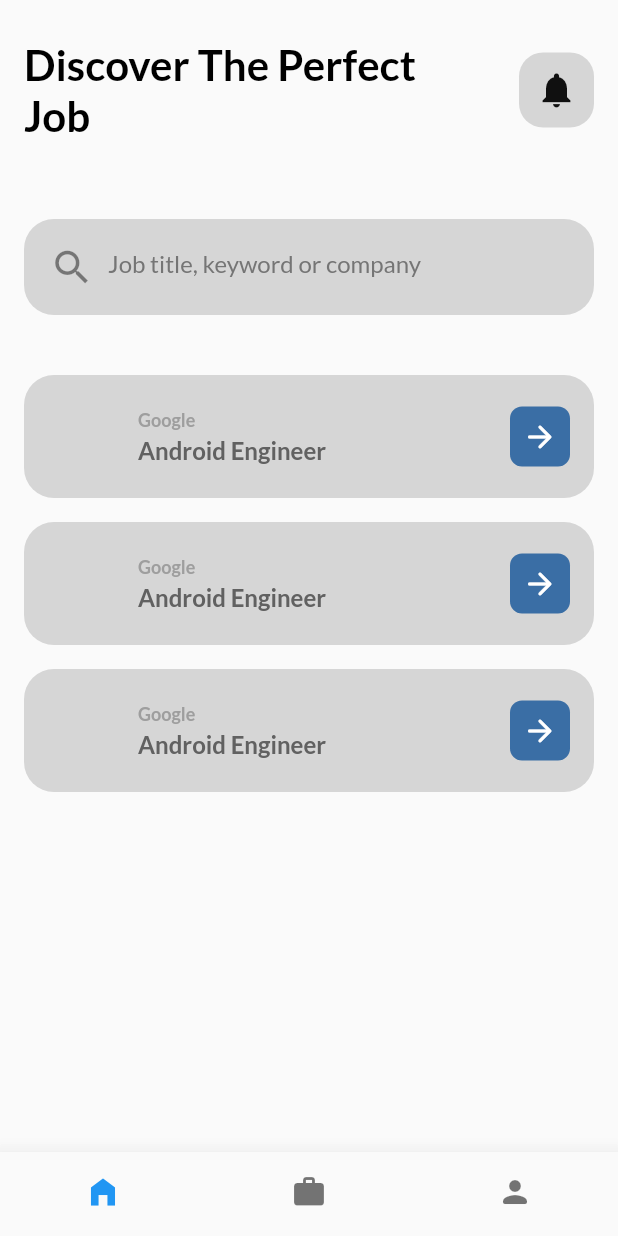
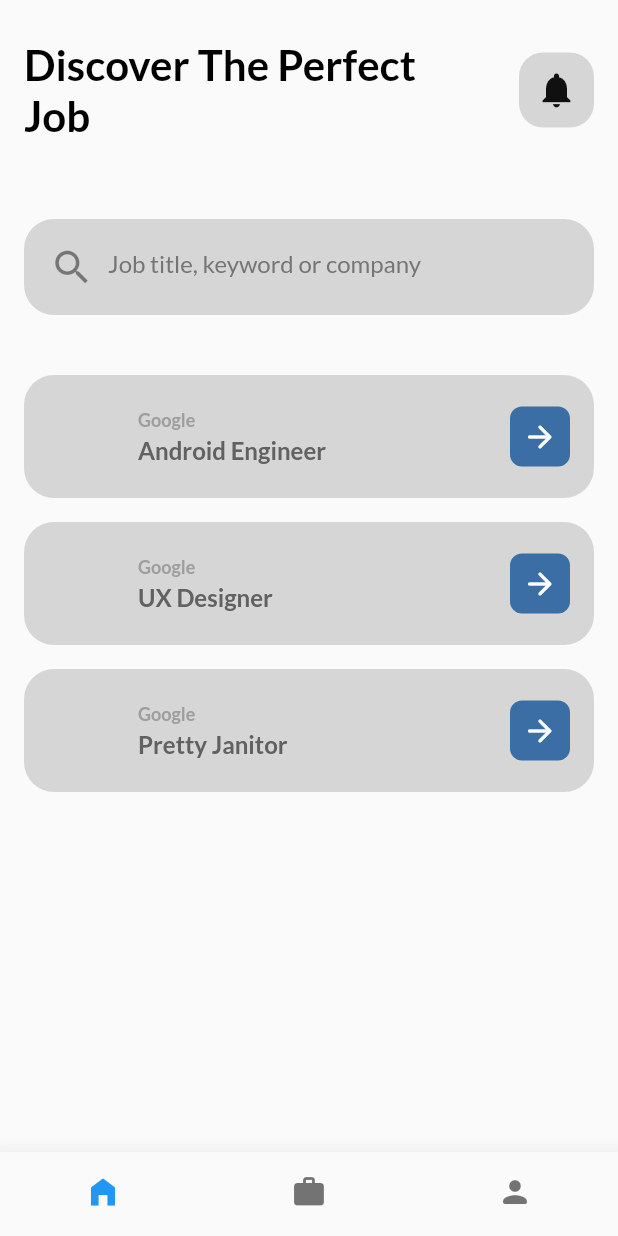
Before and after one commit to miles-pudge-halter/flutter-job-seeker, a Flutter app: the DashboardPage screen opened by its route, on a phone screen of 412 x 824 dp. Run offline on Flutter 3.47's test engine with Material 2 defaults, Android fonts, the light colour scheme and no system bars; our stand-ins replace equatable, flutter_svg, get, google_fonts; network calls fail; grey boxes are pictures that could not be loaded.

Commit message:
feat(home-tab-ui): Map controller fake data to hometab job list

```diff
--- /dev/null
+++ b/lib/data/models/job_model.dart
@@ -0,0 +1,47 @@
+import 'package:equatable/equatable.dart';
+import 'package:json_annotation/json_annotation.dart';
+
+part 'job_model.g.dart';
+
+@JsonSerializable()
+class JobModel extends Equatable {
+  final String id;
+  final String role;
+  @JsonKey(name: 'company_name')
+  final String companyName;
+  @JsonKey(name: 'company_num_employees')
+  final String? numberOfEmployees;
+  @JsonKey(name: 'employment_type')
+  final String? employmentType;
+  final bool remote;
+  final String? logo;
+  final String? url;
+  final String? text;
+  @JsonKey(name: 'date_posted')
+  final String datePosted;
+  final List<String> keywords;
+  final String? source;
+
+  JobModel({
+    required this.id,
+    required this.role,
+    required this.companyName,
+    required this.datePosted,
+    required this.keywords,
+    required this.remote,
+    this.numberOfEmployees,
+    this.employmentType,
+    this.logo,
+    this.url,
+    this.text,
+    this.source,
+  });
+
+  @override
+  List<Object> get props => ['id'];
+
+  factory JobModel.fromJson(Map<String, dynamic> json) =>
+      _$JobModelFromJson(json);
+
+  Map<String, dynamic> toJson() => _$JobModelToJson(this);
+}
--- a/lib/feature/dashboard/binding/dashboard_binding.dart
+++ b/lib/feature/dashboard/binding/dashboard_binding.dart
@@ -1,9 +1,11 @@
 import 'package:get/get.dart';
 import 'package:job_seeker/feature/dashboard/controller/dashboard_controller.dart';
+import 'package:job_seeker/feature/dashboard/tabs/home/controller/home_controller.dart';
 
 class DashboardBinding extends Bindings {
   @override
   void dependencies() {
     Get.put(DashboardController());
+    Get.put(HomeController());
   }
 }
--- /dev/null
+++ b/lib/feature/dashboard/tabs/home/controller/home_controller.dart
@@ -0,0 +1,48 @@
+import 'package:get/get.dart';
+import 'package:job_seeker/data/models/job_model.dart';
+
+class HomeController extends GetxController {
+  RxList<JobModel> jobs = RxList.empty();
+
+
+  @override
+  void onInit() {
+    fetchJobs();
+    super.onInit();
+  }
+
+  fetchJobs() {
+    jobs.value = [
+      JobModel(
+        id: '1',
+        role: 'Android Engineer',
+        companyName: 'Google',
+        datePosted: '1/1/1999',
+        keywords: ['keywords'],
+        remote: false,
+        logo:
+            'https://myplaceloungechiangmai.com/wp-content/uploads/2015/02/google-logo-icon-PNG-Transparent-Background.png',
+      ),
+      JobModel(
+        id: '2',
+        role: 'UX Designer',
+        companyName: 'Google',
+        datePosted: '1/1/1999',
+        keywords: ['keywords'],
+        remote: false,
+        logo:
+        'https://myplaceloungechiangmai.com/wp-content/uploads/2015/02/google-logo-icon-PNG-Transparent-Background.png',
+      ),
+      JobModel(
+        id: '3',
+        role: 'Pretty Janitor',
+        companyName: 'Google',
+        datePosted: '1/1/1999',
+        keywords: ['keywords'],
+        remote: false,
+        logo:
+        'https://myplaceloungechiangmai.com/wp-content/uploads/2015/02/google-logo-icon-PNG-Transparent-Background.png',
+      ),
+    ];
+  }
+}
--- a/lib/feature/dashboard/tabs/home_tab.dart
+++ b/lib/feature/dashboard/tabs/home/view/home_tab.dart
@@ -1,5 +1,7 @@
 import 'package:flutter/material.dart';
+import 'package:get/get.dart';
 import 'package:job_seeker/Constants.dart';
+import 'package:job_seeker/feature/dashboard/tabs/home/controller/home_controller.dart';
 import 'package:job_seeker/feature/shared/job_card.dart';
 
 class HomeTab extends StatelessWidget {
@@ -7,6 +9,7 @@ class HomeTab extends StatelessWidget {
 
   @override
   Widget build(BuildContext context) {
+    final HomeController controller = Get.find<HomeController>();
     return SingleChildScrollView(
       child: Column(
         children: [
@@ -16,14 +19,14 @@ class HomeTab extends StatelessWidget {
           _buildSearchBox(),
           Padding(
             padding: const EdgeInsets.all(16),
-            child: ListView(
-              shrinkWrap: true,
-              children: [
-                JobCard(),
-                JobCard(),
-                JobCard(),
-              ],
-            ),
+            child: Obx(() {
+              return ListView(
+                shrinkWrap: true,
+                children: controller.jobs.value
+                    .map((job) => JobCard(job: job))
+                    .toList(),
+              );
+            }),
           ),
         ],
       ),
--- a/lib/feature/dashboard/view/dashboard_page.dart
+++ b/lib/feature/dashboard/view/dashboard_page.dart
@@ -1,7 +1,7 @@
 import 'package:flutter/material.dart';
 import 'package:get/get.dart';
 import 'package:job_seeker/feature/dashboard/controller/dashboard_controller.dart';
-import 'package:job_seeker/feature/dashboard/tabs/home_tab.dart';
+import 'package:job_seeker/feature/dashboard/tabs/home/view/home_tab.dart';
 import 'package:job_seeker/feature/dashboard/tabs/job_tab.dart';
 import 'package:job_seeker/feature/dashboard/tabs/profile_tab.dart';
 
--- a/lib/feature/shared/job_card.dart
+++ b/lib/feature/shared/job_card.dart
@@ -1,9 +1,12 @@
 import 'package:flutter/material.dart';
+import 'package:job_seeker/data/models/job_model.dart';
 
 import '../../Constants.dart';
 
 class JobCard extends StatelessWidget {
-  const JobCard({Key? key}) : super(key: key);
+  final JobModel job;
+
+  const JobCard({required this.job, Key? key}) : super(key: key);
 
   @override
   Widget build(BuildContext context) {
@@ -23,7 +26,7 @@ class JobCard extends StatelessWidget {
             children: [
               Row(children: [
                 Image.network(
-                  'https://myplaceloungechiangmai.com/wp-content/uploads/2015/02/google-logo-icon-PNG-Transparent-Background.png',
+                  job.logo ?? '',
                   width: 50,
                   height: 50,
                   fit: BoxFit.cover,
@@ -33,16 +36,16 @@ class JobCard extends StatelessWidget {
                   crossAxisAlignment: CrossAxisAlignment.start,
                   children: [
                     Text(
-                      'Google',
+                      job.companyName,
                       style: Theme.of(context).textTheme.bodyText2?.copyWith(
                             color: Colors.grey.shade500,
                             fontSize: 12,
                           ),
                     ),
                     const SizedBox(height: 4),
-                    const Text(
-                      'Android Engineer',
-                      style: TextStyle(
+                    Text(
+                      job.role,
+                      style: const TextStyle(
                         fontSize: 16,
                       ),
                     ),
```
Also changed, not shown: lib/data/models/job_model.g.dart (added).
